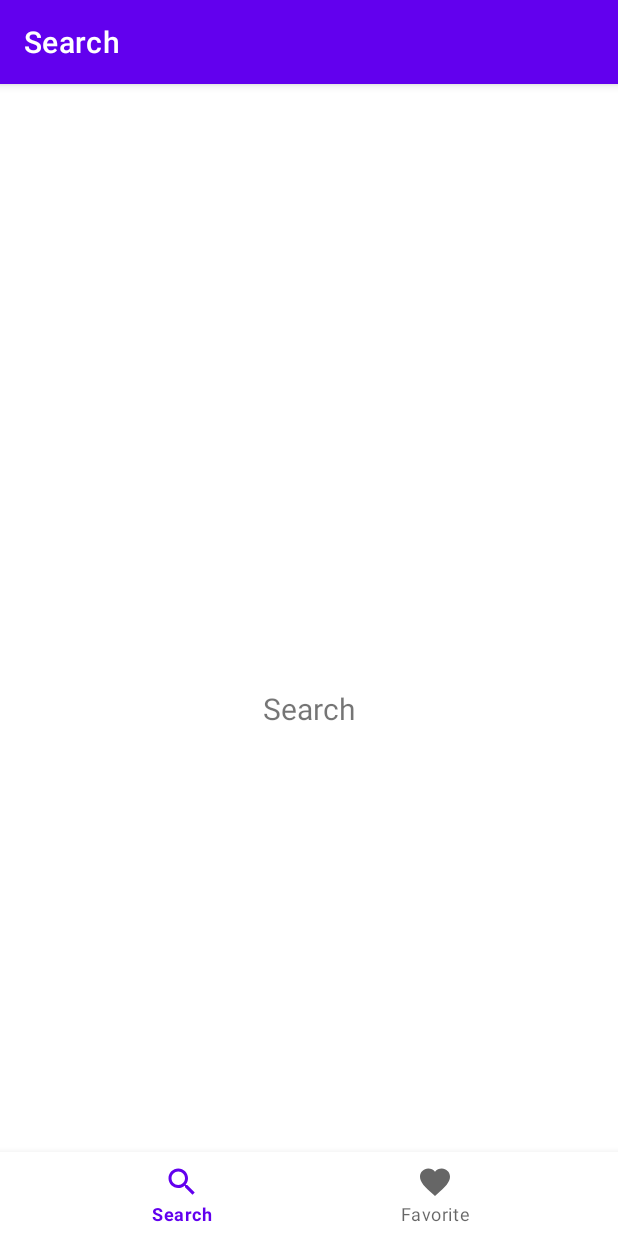
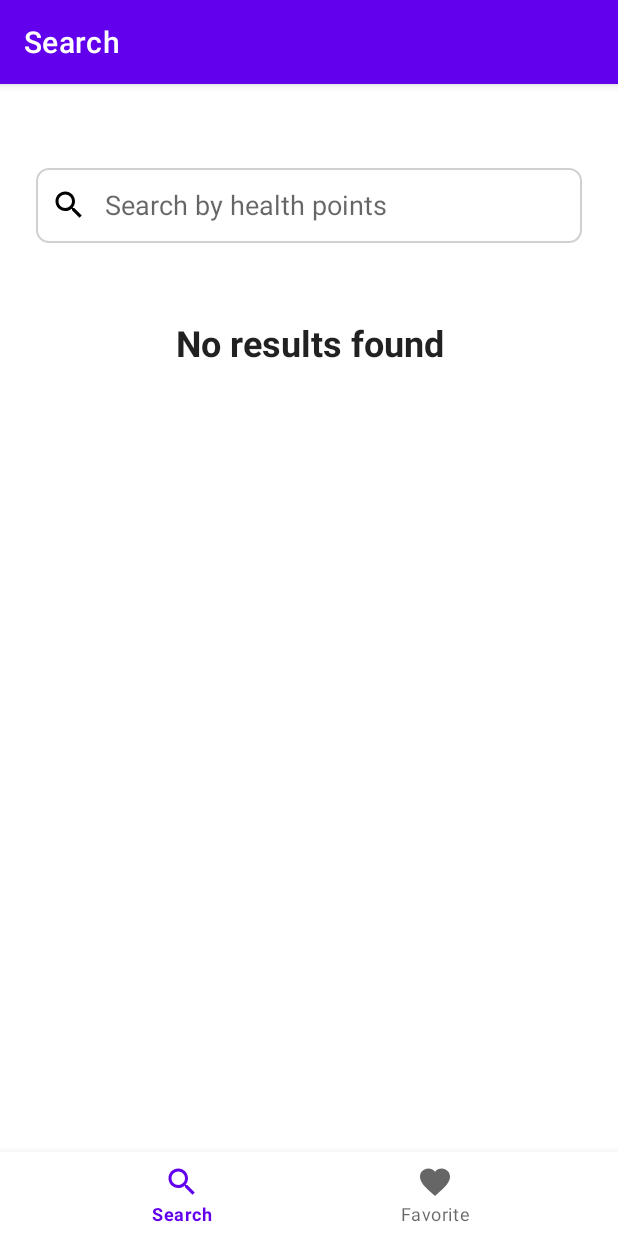
Before and after one commit to iAbdulmajeedAlyafey/PokemonDemoApp, an Android app: the screen it shows after launch (MainActivity), on a phone screen of 412 x 824 dp. Run offline under Robolectric (Android 15) with nearby library versions, the phone set to English and light mode, and no system bars; our stand-ins replace Dagger/Hilt's generated code, Room's generated code, Timber, navigation-ui; pictures from the network do not load.

Commit message:
- Set up pokemon search UI classes - Add Glide library - Add util class of search view - Add new common style for some views such as buttons and text views

```diff
--- a/app/src/main/java/com/example/demoapp/DemoApp.kt
+++ b/app/src/main/java/com/example/demoapp/DemoApp.kt
@@ -2,8 +2,13 @@ package com.example.demoapp
 
 import android.app.Application
 import dagger.hilt.android.HiltAndroidApp
+import timber.log.Timber
 
 @HiltAndroidApp
 class DemoApp : Application() {
 
+    override fun onCreate() {
+        super.onCreate()
+        if (BuildConfig.DEBUG) Timber.plant(Timber.DebugTree())
+    }
 }
--- a/app/src/main/java/com/example/demoapp/ui/search/PokemonSearchFragment.kt
+++ b/app/src/main/java/com/example/demoapp/ui/search/PokemonSearchFragment.kt
@@ -1,18 +1,19 @@
 package com.example.demoapp.ui.search
 
-import android.os.Bundle
 import android.view.LayoutInflater
-import android.view.View
 import android.view.ViewGroup
+import androidx.core.view.isVisible
 import androidx.hilt.navigation.fragment.hiltNavGraphViewModels
+import androidx.lifecycle.lifecycleScope
 import com.example.demoapp.R
 import com.example.demoapp.databinding.FragmentPokemonSearchBinding
+import com.example.demoapp.domain.pokemon.model.Pokemon
 import com.example.demoapp.ui.common.base.fragment.BaseVMFragment
 import com.example.demoapp.ui.common.state.UiState
 import com.example.demoapp.ui.common.state.UiState.*
 import com.example.demoapp.util.collectFlow
+import com.example.demoapp.util.onQueryChanges
 import com.example.demoapp.util.showError
-import com.example.demoapp.util.toast
 import dagger.hilt.android.AndroidEntryPoint
 
 @AndroidEntryPoint
@@ -20,27 +21,42 @@ class PokemonSearchFragment : BaseVMFragment<FragmentPokemonSearchBinding>() {
 
     override val viewModel by hiltNavGraphViewModels<PokemonSearchViewModel>(R.id.nav_main)
 
+    private lateinit var pokemonAdapter: PokemonSearchAdapter
+
     override fun onBind(
         inflater: LayoutInflater,
         container: ViewGroup?
     ) = FragmentPokemonSearchBinding.inflate(inflater)
 
-    override fun setupViews() = binding
-
-    override fun observeUi() = collectFlow {}
-
-    override fun onViewCreated(view: View, savedInstanceState: Bundle?) {
-        super.onViewCreated(view, savedInstanceState)
-        viewModel.getPokemonList(10)
+    override fun setupViews() = binding?.apply {
+        rcvPokemon.apply {
+            pokemonAdapter = PokemonSearchAdapter(onClickPokemon = { viewModel.onClickPokemon(it) })
+            adapter = pokemonAdapter
+        }
     }
 
-    private fun handleEventState(state: UiState<Unit>) {
+    override fun setOnTextChangeListeners() = binding?.apply {
+        svPokemon.onQueryChanges(
+            lifecycleCoroutineScope = lifecycleScope,
+            minLength = 2,
+            doSearch = { viewModel.searchQuery = it }
+        )
+    }
+
+    override fun observeUi() = collectFlow {
+        viewModel.uiState.collect(::handleUiState)
+    }
+
+    private fun handleUiState(state: UiState<List<Pokemon>>) = binding?.apply {
         setLoading(state is Loading)
-        when(state) {
-            is Success -> toast(getString(R.string.pokemon_search_saved))
+        rcvPokemon.isVisible = state is Success
+        tvEmpty.isVisible = state is UiState.Init || state is Empty
+        when (state) {
+            is Success -> pokemonAdapter.submitList(state.data)
             is Error -> showError(state.error)
             else -> Unit
         }
     }
+
     override fun setOnClickListeners() = binding
 }
--- a/app/src/main/java/com/example/demoapp/ui/search/PokemonSearchViewModel.kt
+++ b/app/src/main/java/com/example/demoapp/ui/search/PokemonSearchViewModel.kt
@@ -1,30 +1,47 @@
 package com.example.demoapp.ui.search
 
-import android.util.Log
+import androidx.core.text.isDigitsOnly
 import androidx.lifecycle.viewModelScope
 import com.example.demoapp.di.IoDispatcher
+import com.example.demoapp.domain.pokemon.model.Pokemon
 import com.example.demoapp.domain.pokemon.repository.PokemonRepository
 import com.example.demoapp.ui.common.base.viewmodel.BaseViewModel
-import com.example.demoapp.util.toGson
+import com.example.demoapp.ui.common.state.UiState
+import com.example.demoapp.util.postLoading
+import com.example.demoapp.util.toUiState
+import com.example.demoapp.util.uiStateFlowOf
 import dagger.hilt.android.lifecycle.HiltViewModel
 import kotlinx.coroutines.CoroutineDispatcher
-import kotlinx.coroutines.flow.catch
-import kotlinx.coroutines.flow.flowOn
-import kotlinx.coroutines.flow.launchIn
-import kotlinx.coroutines.flow.onEach
+import kotlinx.coroutines.flow.*
 import javax.inject.Inject
 
 @HiltViewModel
 class PokemonSearchViewModel @Inject constructor(
     private val pokemonRepository: PokemonRepository,
     @IoDispatcher private val ioDispatcher: CoroutineDispatcher
-    ) : BaseViewModel() {
+) : BaseViewModel() {
 
-    fun getPokemonList(healthPoint: Int) {
-        pokemonRepository.getPokemonList(healthPoint)
-            .onEach { Log.d("TT", "Got the pokemons!! -> ${it.toGson()}") }
-            .catch { it.printStackTrace() }
-            .flowOn(ioDispatcher)
-            .launchIn(viewModelScope)
+    private val _uiState = uiStateFlowOf<List<Pokemon>>()
+    val uiState = _uiState.asStateFlow()
+
+    var searchQuery: String = ""
+        set(value) {
+            field = value
+            getPokemonList(value)
+        }
+
+    fun getPokemonList(query: String) = flowOf(query)
+        .filter { it.length > 1 && it.isDigitsOnly()  }
+        .onEmpty { _uiState.value = UiState.Empty() }
+        .map(String::toInt)
+        .onStart { _uiState.postLoading() }
+        .flatMapLatest { pokemonRepository.getPokemonList(it) }
+        .onEach { _uiState.value = it.toUiState() }
+        .catch { _uiState.value = it.toUiState() }
+        .flowOn(ioDispatcher)
+        .launchIn(viewModelScope)
+
+    fun onClickPokemon(pokemon: Pokemon) {
+        // todo navigate...
     }
 }
--- a/app/src/main/java/com/example/demoapp/util/ViewExt.kt
+++ b/app/src/main/java/com/example/demoapp/util/ViewExt.kt
@@ -1,7 +1,9 @@
 package com.example.demoapp.util
 
 import android.os.SystemClock
+import android.view.LayoutInflater
 import android.view.View
+import android.view.ViewGroup
 
 fun View.hide() = apply {
   visibility = View.GONE
@@ -19,6 +21,8 @@ fun View.isNotVisible() = visibility != View.VISIBLE
 
 fun View.onClick(body: (View) -> Unit) = setOnClickListener(SingleClickListener { body(it) })
 
+val ViewGroup.layoutInflater: LayoutInflater get() = LayoutInflater.from(this.context)
+
 /**
  * This type of [View.OnClickListener] prevents multiple view clicks at one time.
  */
--- /dev/null
+++ b/app/src/main/res/drawable/bg_corner.xml
@@ -0,0 +1,9 @@
+<?xml version="1.0" encoding="utf-8"?>
+<shape xmlns:android="http://schemas.android.com/apk/res/android"
+    android:shape="rectangle">
+    <corners android:radius="@dimen/dim_8dp" />
+    <solid android:color="?colorOnPrimary" />
+    <stroke
+        android:width="@dimen/dim_1dp"
+        android:color="@color/grey" />
+</shape>
--- a/app/src/main/res/layout/fragment_pokemon_search.xml
+++ b/app/src/main/res/layout/fragment_pokemon_search.xml
@@ -1,23 +1,61 @@
 <?xml version="1.0" encoding="utf-8"?>
-<androidx.constraintlayout.widget.ConstraintLayout xmlns:android="http://schemas.android.com/apk/res/android"
+<androidx.core.widget.NestedScrollView xmlns:android="http://schemas.android.com/apk/res/android"
     xmlns:app="http://schemas.android.com/apk/res-auto"
     xmlns:tools="http://schemas.android.com/tools"
     android:layout_width="match_parent"
     android:layout_height="match_parent"
+    android:fillViewport="true"
+    android:scrollbars="none"
     tools:context=".ui.search.PokemonSearchFragment">
 
+    <androidx.constraintlayout.widget.ConstraintLayout
+        android:layout_width="match_parent"
+        android:layout_height="match_parent">
+
         <TextView
-        android:id="@+id/tv_title"
-        android:layout_width="match_parent"
+            android:id="@+id/tv_empty"
+            style="@style/AppWidget.TextView.Bold"
+            android:layout_width="0dp"
+            android:layout_marginTop="@dimen/dim_50dp"
             android:layout_height="wrap_content"
-        android:layout_marginStart="8dp"
-        android:layout_marginTop="8dp"
-        android:layout_marginEnd="8dp"
+            android:text="@string/common_no_result_found"
             android:textAlignment="center"
-        android:textSize="20sp"
-        android:text="Search"
+            android:textAppearance="@style/TextAppearance.MaterialComponents.Headline5"
+            app:layout_constraintEnd_toEndOf="parent"
+            app:layout_constraintHorizontal_bias="0.0"
+            app:layout_constraintStart_toStartOf="parent"
+            app:layout_constraintTop_toBottomOf="@+id/sv_pokemon" />
+
+        <androidx.appcompat.widget.SearchView
+            android:id="@+id/sv_pokemon"
+            style="@style/AppWidget.SearchView"
+            android:layout_width="0dp"
+            android:layout_marginHorizontal="@dimen/dim_24dp"
+            android:background="@drawable/bg_corner"
+            android:imeOptions="actionSearch"
+            app:iconifiedByDefault="false"
+            app:layout_constraintEnd_toEndOf="parent"
+            app:layout_constraintStart_toStartOf="parent"
+            app:layout_constraintTop_toTopOf="parent"
+            app:queryHint="@string/pokemon_search_hint" />
+
+        <androidx.recyclerview.widget.RecyclerView
+            android:id="@+id/rcv_pokemon"
+            android:layout_width="0dp"
+            android:layout_height="wrap_content"
+            android:layout_marginTop="@dimen/dim_30dp"
+            android:clipToPadding="false"
+            android:orientation="horizontal"
+            android:paddingHorizontal="@dimen/dim_80dp"
+            android:visibility="gone"
+            app:layoutManager="androidx.recyclerview.widget.GridLayoutManager"
             app:layout_constraintBottom_toBottomOf="parent"
             app:layout_constraintEnd_toEndOf="parent"
             app:layout_constraintStart_toStartOf="parent"
-        app:layout_constraintTop_toTopOf="parent" />
+            app:layout_constraintTop_toBottomOf="@+id/sv_pokemon"
+            app:layout_constraintVertical_bias="0.0"
+            tools:itemCount="5"
+            tools:listitem="@layout/item_pokemon"
+            tools:visibility="visible" />
     </androidx.constraintlayout.widget.ConstraintLayout>
+</androidx.core.widget.NestedScrollView>
--- a/app/src/main/res/values/colors.xml
+++ b/app/src/main/res/values/colors.xml
@@ -7,4 +7,5 @@
     <color name="teal_700">#FF018786</color>
     <color name="black">#FF000000</color>
     <color name="white">#FFFFFFFF</color>
+    <color name="grey">#6e939393</color>
 </resources>
--- a/app/src/main/res/values/strings.xml
+++ b/app/src/main/res/values/strings.xml
@@ -7,6 +7,9 @@
     <!-- Pokemon Search -->
     <string name="pokemon_search_title">Search</string>
     <string name="pokemon_search_saved">Saved to favorites successfully</string>
+    <string name="pokemon_search_hint">Search by health points</string>
+    <string name="pokemon_search_button_save">Add to favorites</string>
+    <string name="pokemon_search_content">Pokemon Image</string>
     <string name="pokemon_search_text1">Test</string>
     <string name="pokemon_search_text2">Test</string>
 
--- /dev/null
+++ b/app/src/main/res/values/styles.xml
@@ -0,0 +1,49 @@
+<?xml version="1.0" encoding="utf-8"?>
+<resources>
+
+
+    <!-- #################### TextView #################### -->
+    <style name="AppWidget.TextView" parent="Widget.MaterialComponents.TextView">
+        <item name="android:focusable">false</item>
+        <item name="android:textAlignment">viewStart</item>
+    </style>
+
+    <style name="AppWidget.TextView.Bold">
+        <item name="android:textStyle">bold</item>
+    </style>
+
+    <style name="AppWidget.TextView.Light">
+        <item name="android:textStyle">italic</item>
+    </style>
+
+    <!-- #################### Buttons #################### -->
+    <style name="AppWidget.Button" parent="Widget.MaterialComponents.Button">
+        <item name="android:textAllCaps">false</item>
+        <item name="android:paddingBottom">@dimen/dim_8dp</item>
+        <item name="cornerRadius">@dimen/dim_7dp</item>
+        <item name="android:includeFontPadding">false</item>
+        <item name="android:textSize">@dimen/text_size_16sp</item>
+        <item name="android:focusable">false</item>
+        <item name="android:letterSpacing">0</item>
+        <item name="android:insetTop">@dimen/dim_4dp</item>
+        <item name="android:insetBottom">@dimen/dim_4dp</item>
+    </style>
+
+    <style name="AppWidget.Button.TextButton" parent="Widget.MaterialComponents.Button.TextButton">
+        <item name="android:textAllCaps">false</item>
+        <item name="android:textSize">@dimen/text_size_16sp</item>
+        <item name="android:focusable">false</item>
+        <item name="android:letterSpacing">0</item>
+    </style>
+
+    <!-- #################### Other Views #################### -->
+    <style name="AppWidget.SearchView" parent="Widget.AppCompat.Light.SearchView">
+        <item name="android:layout_height">@dimen/dim_50dp</item>
+        <item name="android:imeOptions">actionSearch</item>
+        <item name="iconifiedByDefault">false</item>
+        <item name="android:paddingStart">-10dp</item>
+        <item name="queryBackground">@android:color/transparent</item>
+        <item name="searchIcon">@drawable/ic_search</item>
+    </style>
+
+</resources>
```
Also changed, not shown: app/src/main/java/com/example/demoapp/ui/search/PokemonSearchAdapter.kt (added, +59 -0 lines), app/src/main/java/com/example/demoapp/util/CommonExt.kt (+16 -0 lines), app/src/main/java/com/example/demoapp/util/SearchViewExt.kt (added, +51 -0 lines), app/src/main/res/layout/item_pokemon.xml (added, +41 -0 lines), app/src/main/res/values/dimens.xml (+19 -0 lines), config.gradle (+5 -2 lines), app/src/main/res/drawable/ic_pokemon.png (added). Lines whose indentation alone changed are shown as unchanged.
